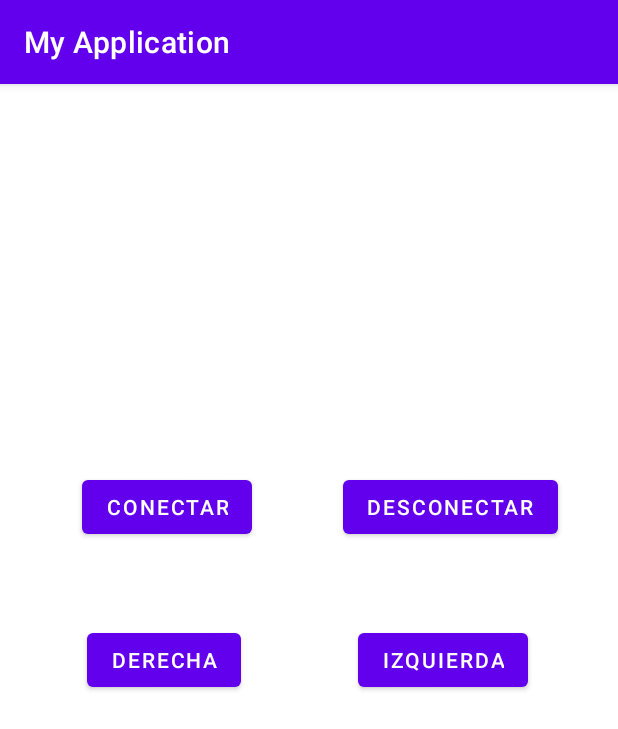
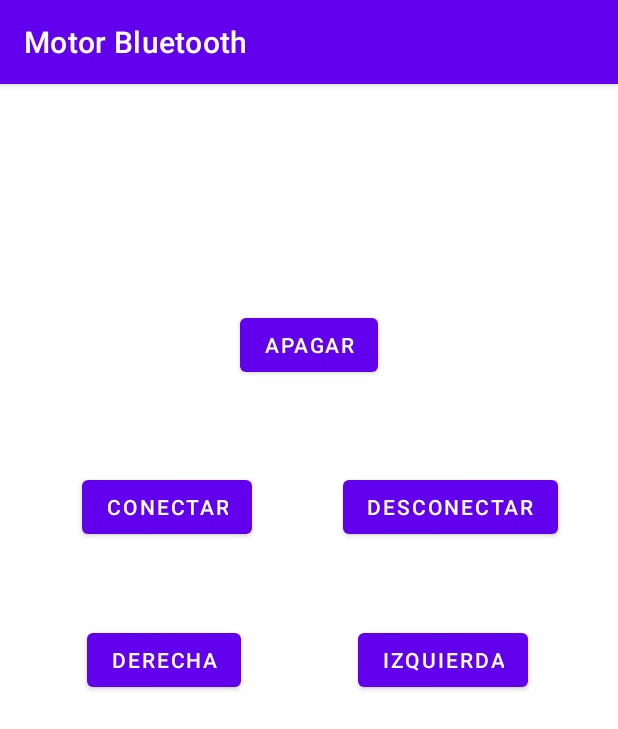
Before and after one commit to Israel20211/MotorBluetooth, an Android app: the screen it shows after launch (MainActivity), on a phone screen of 412 x 824 dp. Shown: the top 729 px of the screen. Run offline under Robolectric (Android 15) with nearby library versions, the phone set to English and light mode, and no system bars.

Commit message:
Se agrega el boton Apagar

```diff
--- a/Motor/app/src/main/java/com/example/myapplication/MainActivity.java
+++ b/Motor/app/src/main/java/com/example/myapplication/MainActivity.java
@@ -91,6 +91,9 @@ public class MainActivity extends AppCompatActivity {
 
 
 
+    }
+    public void Apagar(View v){
+        MyConexionBT.write("2");
     }
 
     private BluetoothSocket createBluetoothSocket (BluetoothDevice device) throws IOException{
--- a/Motor/app/src/main/res/layout/activity_main.xml
+++ b/Motor/app/src/main/res/layout/activity_main.xml
@@ -52,4 +52,15 @@
         app:layout_constraintTop_toTopOf="parent"
         app:layout_constraintVertical_bias="0.984" />
 
+    <Button
+        android:id="@+id/Apagar"
+        android:layout_width="wrap_content"
+        android:layout_height="wrap_content"
+        android:layout_marginTop="150dp"
+        android:text="Apagar"
+        android:onClick="Apagar"
+        app:layout_constraintEnd_toEndOf="parent"
+        app:layout_constraintStart_toStartOf="parent"
+        app:layout_constraintTop_toTopOf="parent" />
+
 </androidx.constraintlayout.widget.ConstraintLayout>
--- a/Motor/app/src/main/res/values/strings.xml
+++ b/Motor/app/src/main/res/values/strings.xml
@@ -1,3 +1,3 @@
 <resources>
-    <string name="app_name">My Application</string>
+    <string name="app_name">Motor Bluetooth</string>
 </resources>
```
